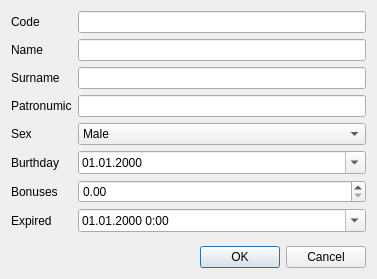
Old version of the form bonuscarddialog.ui in the repository Fairon13/digishop.
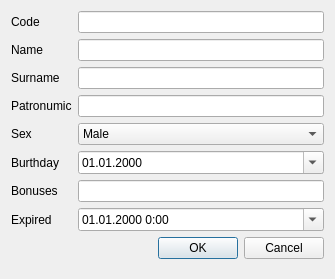
New version of the form.

What changed in the file:
```diff
--- a/bonuscarddialog.ui
+++ b/bonuscarddialog.ui
@@ -6,7 +6,7 @@
    <rect>
     <x>0</x>
     <y>0</y>
-    <width>377</width>
+    <width>335</width>
     <height>279</height>
    </rect>
   </property>
@@ -25,8 +25,6 @@
   <property name="windowTitle">
    <string>Bonus card</string>
   </property>
-  <layout class="QVBoxLayout" name="verticalLayout">
-   <item>
     <layout class="QFormLayout" name="formLayout">
      <item row="0" column="0">
       <widget class="QLabel" name="codeLabel">
@@ -38,44 +36,44 @@
      <item row="0" column="1">
       <widget class="QLineEdit" name="codeLineEdit"/>
      </item>
-     <item row="1" column="0">
+   <item row="2" column="0">
       <widget class="QLabel" name="nameLabel">
        <property name="text">
         <string>Name</string>
        </property>
       </widget>
      </item>
-     <item row="1" column="1">
+   <item row="2" column="1">
       <widget class="QLineEdit" name="nameLineEdit"/>
      </item>
-     <item row="2" column="0">
+   <item row="4" column="0">
       <widget class="QLabel" name="surnameLabel">
        <property name="text">
         <string>Surname</string>
        </property>
       </widget>
      </item>
-     <item row="2" column="1">
+   <item row="4" column="1">
       <widget class="QLineEdit" name="surnameLineEdit"/>
      </item>
-     <item row="3" column="0">
+   <item row="6" column="0">
       <widget class="QLabel" name="patronumicLabel">
        <property name="text">
         <string>Patronumic</string>
        </property>
       </widget>
      </item>
-     <item row="3" column="1">
+   <item row="6" column="1">
       <widget class="QLineEdit" name="patronumicLineEdit"/>
      </item>
-     <item row="4" column="0">
+   <item row="8" column="0">
       <widget class="QLabel" name="sexLabel">
        <property name="text">
         <string>Sex</string>
        </property>
       </widget>
      </item>
-     <item row="4" column="1">
+   <item row="8" column="1">
       <widget class="QComboBox" name="sexComboBox">
        <item>
         <property name="text">
@@ -89,14 +87,14 @@
        </item>
       </widget>
      </item>
-     <item row="5" column="0">
+   <item row="9" column="0">
       <widget class="QLabel" name="burthdayLabel">
        <property name="text">
         <string>Burthday</string>
        </property>
       </widget>
      </item>
-     <item row="5" column="1">
+   <item row="9" column="1">
       <widget class="QDateEdit" name="burthdayDateEdit">
        <property name="displayFormat">
         <string>dd.MM.yyyy</string>
@@ -106,24 +104,24 @@
        </property>
       </widget>
      </item>
-     <item row="6" column="0">
+   <item row="11" column="0">
       <widget class="QLabel" name="bonusesLabel">
        <property name="text">
         <string>Bonuses</string>
        </property>
       </widget>
      </item>
-     <item row="6" column="1">
-      <widget class="QDoubleSpinBox" name="bonusesDoubleSpinBox"/>
-     </item>
-     <item row="7" column="0">
+   <item row="11" column="1">
+    <widget class="QLineEdit" name="bonusesEdit"/>
+   </item>
+   <item row="13" column="0">
       <widget class="QLabel" name="expiredLabel">
        <property name="text">
         <string>Expired</string>
        </property>
       </widget>
      </item>
-     <item row="7" column="1">
+   <item row="13" column="1">
       <widget class="QDateTimeEdit" name="expiredDateTimeEdit">
        <property name="displayFormat">
         <string>dd.MM.yyyy H:mm</string>
@@ -133,9 +131,7 @@
        </property>
       </widget>
      </item>
-    </layout>
-   </item>
-   <item>
+   <item row="15" column="1">
     <widget class="QDialogButtonBox" name="buttonBox">
      <property name="orientation">
       <enum>Qt::Horizontal</enum>
```
Lines whose indentation alone changed are shown as unchanged.
